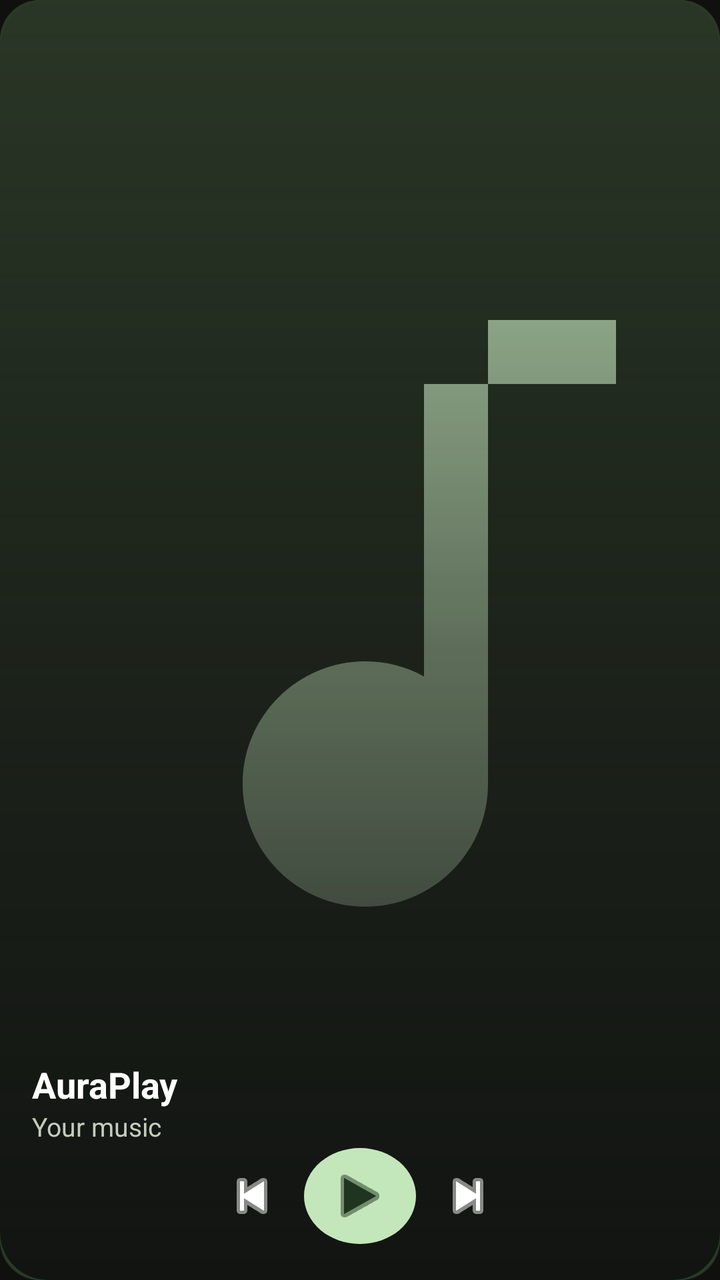
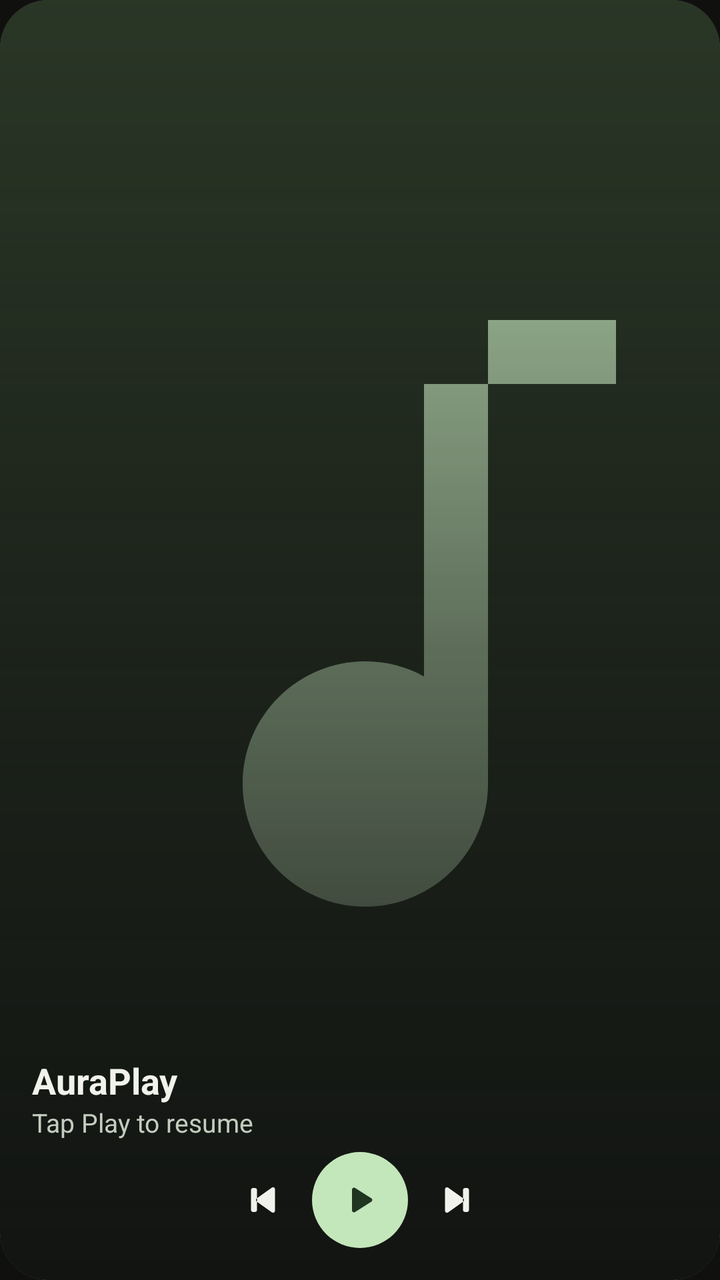

The first picture is an Android layout as it rendered before a commit; the second is the same layout after the commit. The layout source and the unified diff follow.
<!-- AndroidManifest.xml: application theme Theme.AuraPlay -->
<!-- res/layout/widget_auraplay_artwork.xml -->
<?xml version="1.0" encoding="utf-8"?>
<FrameLayout xmlns:android="http://schemas.android.com/apk/res/android" xmlns:tools="http://schemas.android.com/tools" tools:ignore="UseAppTint" android:id="@+id/widget_container" android:layout_width="match_parent" android:layout_height="match_parent" android:background="@drawable/widget_background" android:clipToOutline="true">
<ImageView android:id="@+id/widget_album_art" android:layout_width="match_parent" android:layout_height="match_parent" android:src="@drawable/ic_music_placeholder" android:scaleType="centerCrop" android:contentDescription="Album cover" />
<LinearLayout android:layout_width="match_parent" android:layout_height="match_parent" android:background="@drawable/widget_artwork_shade" android:orientation="vertical" android:gravity="bottom" android:padding="16dp"><TextView android:id="@+id/widget_title" android:layout_width="match_parent" android:layout_height="wrap_content" android:text="AuraPlay" android:textColor="#FFFFFF" android:textSize="18sp" android:textStyle="bold" android:maxLines="1" android:ellipsize="end" />
<TextView android:id="@+id/widget_artist" android:layout_width="match_parent" android:layout_height="wrap_content" android:text="Your music" android:textColor="#C4CCBE" android:textSize="13sp" android:maxLines="1" android:ellipsize="end" /><LinearLayout android:layout_width="match_parent" android:layout_height="52dp" android:orientation="horizontal" android:gravity="center">
<ImageButton android:id="@+id/widget_btn_prev" android:layout_width="52dp" android:layout_height="48dp" android:background="@android:color/transparent" android:src="@android:drawable/ic_media_previous" android:tint="#FFFFFF" android:contentDescription="Previous" />
<ImageButton android:id="@+id/widget_btn_play_pause" android:layout_width="56dp" android:layout_height="48dp" android:background="@drawable/widget_button_background" android:src="@android:drawable/ic_media_play" android:tint="#20351F" android:contentDescription="Play/Pause" />
<ImageButton android:id="@+id/widget_btn_next" android:layout_width="52dp" android:layout_height="48dp" android:background="@android:color/transparent" android:src="@android:drawable/ic_media_next" android:tint="#FFFFFF" android:contentDescription="Next" />
</LinearLayout></LinearLayout></FrameLayout>
<!-- resources referenced by this layout -->
<resources>
  <!-- drawable ic_music_placeholder (drawable) -->
  <vector xmlns:android="http://schemas.android.com/apk/res/android"
      android:width="120dp" android:height="120dp" android:viewportWidth="120" android:viewportHeight="120">
      <path android:fillColor="#2B3827" android:pathData="M0,0h120v120h-120z" />
      <path android:fillColor="#C4E6BB" android:pathData="M72,30v43.5c0,6.35 -5.15,11.5 -11.5,11.5S49,79.85 49,73.5S54.15,62 60.5,62c2,0 3.9,0.51 5.5,1.42V36h18v-6z" />
  </vector>
  <!-- drawable widget_artwork_shade (drawable) -->
  <?xml version="1.0" encoding="utf-8"?>
  <shape xmlns:android="http://schemas.android.com/apk/res/android"><corners android:radius="24dp"/><gradient android:angle="90" android:startColor="#F5101210" android:centerColor="#90101210" android:endColor="#10101210"/></shape>
  <!-- drawable widget_background (drawable) -->
  <?xml version="1.0" encoding="utf-8"?>
  <shape xmlns:android="http://schemas.android.com/apk/res/android"
      android:shape="rectangle">
      <solid android:color="#F01B1E19" />
      <stroke android:width="1dp" android:color="#33FFFFFF" />
      <corners android:radius="20dp" />
  </shape>
  <!-- drawable widget_button_background (drawable) -->
  <?xml version="1.0" encoding="utf-8"?>
  <shape xmlns:android="http://schemas.android.com/apk/res/android"
      android:shape="oval">
      <solid android:color="#C4E6BB" />
  </shape>
  <color name="primary_color">#C4E6BB</color>
  <color name="primary_dark_color">#20351F</color>
  <color name="secondary_color">#A9CDA4</color>
  <color name="background_color">#10110F</color>
  <!-- unchanged entries left out for length: 1 -->
</resources>

<!-- the commit's change to res/layout/widget_auraplay_artwork.xml (unified diff, before → after) -->
@@ -1,9 +1,89 @@
 <?xml version="1.0" encoding="utf-8"?>
-<FrameLayout xmlns:android="http://schemas.android.com/apk/res/android" xmlns:tools="http://schemas.android.com/tools" tools:ignore="UseAppTint" android:id="@+id/widget_container" android:layout_width="match_parent" android:layout_height="match_parent" android:background="@drawable/widget_background" android:clipToOutline="true">
-<ImageView android:id="@+id/widget_album_art" android:layout_width="match_parent" android:layout_height="match_parent" android:src="@drawable/ic_music_placeholder" android:scaleType="centerCrop" android:contentDescription="Album cover" />
-<LinearLayout android:layout_width="match_parent" android:layout_height="match_parent" android:background="@drawable/widget_artwork_shade" android:orientation="vertical" android:gravity="bottom" android:padding="16dp"><TextView android:id="@+id/widget_title" android:layout_width="match_parent" android:layout_height="wrap_content" android:text="AuraPlay" android:textColor="#FFFFFF" android:textSize="18sp" android:textStyle="bold" android:maxLines="1" android:ellipsize="end" />
-<TextView android:id="@+id/widget_artist" android:layout_width="match_parent" android:layout_height="wrap_content" android:text="Your music" android:textColor="#C4CCBE" android:textSize="13sp" android:maxLines="1" android:ellipsize="end" /><LinearLayout android:layout_width="match_parent" android:layout_height="52dp" android:orientation="horizontal" android:gravity="center">
-<ImageButton android:id="@+id/widget_btn_prev" android:layout_width="52dp" android:layout_height="48dp" android:background="@android:color/transparent" android:src="@android:drawable/ic_media_previous" android:tint="#FFFFFF" android:contentDescription="Previous" />
-<ImageButton android:id="@+id/widget_btn_play_pause" android:layout_width="56dp" android:layout_height="48dp" android:background="@drawable/widget_button_background" android:src="@android:drawable/ic_media_play" android:tint="#20351F" android:contentDescription="Play/Pause" />
-<ImageButton android:id="@+id/widget_btn_next" android:layout_width="52dp" android:layout_height="48dp" android:background="@android:color/transparent" android:src="@android:drawable/ic_media_next" android:tint="#FFFFFF" android:contentDescription="Next" />
-</LinearLayout></LinearLayout></FrameLayout>
+<FrameLayout xmlns:android="http://schemas.android.com/apk/res/android"
+    android:id="@+id/widget_container"
+    android:layout_width="match_parent"
+    android:layout_height="match_parent"
+    android:background="@drawable/widget_background"
+    android:clipToOutline="true">
+
+    <ImageView
+        android:id="@+id/widget_album_art"
+        android:layout_width="match_parent"
+        android:layout_height="match_parent"
+        android:importantForAccessibility="no"
+        android:scaleType="centerCrop"
+        android:src="@drawable/ic_music_placeholder" />
+
+    <LinearLayout
+        android:layout_width="match_parent"
+        android:layout_height="match_parent"
+        android:background="@drawable/widget_artwork_shade"
+        android:gravity="bottom"
+        android:orientation="vertical"
+        android:padding="16dp">
+
+        <TextView
+            android:id="@+id/widget_title"
+            android:layout_width="match_parent"
+            android:layout_height="wrap_content"
+            android:ellipsize="end"
+            android:maxLines="1"
+            android:text="@string/app_name"
+            android:textColor="#F0F2EB"
+            android:textSize="18sp"
+            android:textStyle="bold" />
+
+        <TextView
+            android:id="@+id/widget_artist"
+            android:layout_width="match_parent"
+            android:layout_height="wrap_content"
+            android:layout_marginBottom="6dp"
+            android:ellipsize="end"
+            android:maxLines="1"
+            android:text="@string/widget_resume_hint"
+            android:textColor="#C4CCBE"
+            android:textSize="13sp" />
+
+        <include layout="@layout/widget_playback_controls" />
+
+    </LinearLayout>
+</FrameLayout>
+<!-- res/layout/widget_playback_controls.xml (included above) -->
+<?xml version="1.0" encoding="utf-8"?>
+<LinearLayout xmlns:android="http://schemas.android.com/apk/res/android"
+    xmlns:tools="http://schemas.android.com/tools"
+    android:layout_width="wrap_content"
+    android:layout_height="48dp"
+    android:layout_gravity="center_horizontal"
+    android:gravity="center"
+    android:orientation="horizontal"
+    tools:ignore="UseAppTint">
+
+    <ImageButton
+        android:id="@+id/widget_btn_prev"
+        android:layout_width="48dp"
+        android:layout_height="48dp"
+        android:background="?android:attr/selectableItemBackgroundBorderless"
+        android:contentDescription="@string/widget_previous_track"
+        android:src="@drawable/ic_widget_previous"
+        android:tint="#F0F2EB" />
+
+    <ImageButton
+        android:id="@+id/widget_btn_play_pause"
+        android:layout_width="48dp"
+        android:layout_height="48dp"
+        android:background="@drawable/widget_button_background"
+        android:contentDescription="@string/play"
+        android:src="@drawable/ic_widget_play"
+        android:tint="#20351F" />
+
+    <ImageButton
+        android:id="@+id/widget_btn_next"
+        android:layout_width="48dp"
+        android:layout_height="48dp"
+        android:background="?android:attr/selectableItemBackgroundBorderless"
+        android:contentDescription="@string/widget_next_track"
+        android:src="@drawable/ic_widget_next"
+        android:tint="#F0F2EB" />
+
+</LinearLayout>
<!-- resource entries referenced after the edit -->
@@ -6,6 +6,33 @@
       <path android:fillColor="#2B3827" android:pathData="M0,0h120v120h-120z" />
       <path android:fillColor="#C4E6BB" android:pathData="M72,30v43.5c0,6.35 -5.15,11.5 -11.5,11.5S49,79.85 49,73.5S54.15,62 60.5,62c2,0 3.9,0.51 5.5,1.42V36h18v-6z" />
   </vector>
+  <!-- drawable ic_widget_next (drawable) -->
+  <vector xmlns:android="http://schemas.android.com/apk/res/android"
+      android:width="24dp"
+      android:height="24dp"
+      android:viewportWidth="24"
+      android:viewportHeight="24">
+      <path android:fillColor="#FFFFFF"
+          android:pathData="M6.5,6.62v10.76c0,0.82 0.92,1.29 1.58,0.81l7.52,-5.38c0.56,-0.4 0.56,-1.22 0,-1.62L8.08,5.82c-0.66,-0.48 -1.58,0 -1.58,0.8zM16.5,6h1c0.55,0 1,0.45 1,1v10c0,0.55 -0.45,1 -1,1h-1c-0.55,0 -1,-0.45 -1,-1V7c0,-0.55 0.45,-1 1,-1z" />
+  </vector>
+  <!-- drawable ic_widget_play (drawable) -->
+  <vector xmlns:android="http://schemas.android.com/apk/res/android"
+      android:width="24dp"
+      android:height="24dp"
+      android:viewportWidth="24"
+      android:viewportHeight="24">
+      <path android:fillColor="#FFFFFF"
+          android:pathData="M8,6.82v10.36c0,0.79 0.87,1.27 1.54,0.84l8.14,-5.18c0.62,-0.39 0.62,-1.29 0,-1.69L9.54,5.98C8.87,5.55 8,6.03 8,6.82z" />
+  </vector>
+  <!-- drawable ic_widget_previous (drawable) -->
+  <vector xmlns:android="http://schemas.android.com/apk/res/android"
+      android:width="24dp"
+      android:height="24dp"
+      android:viewportWidth="24"
+      android:viewportHeight="24">
+      <path android:fillColor="#FFFFFF"
+          android:pathData="M17.5,17.38V6.62c0,-0.82 -0.92,-1.29 -1.58,-0.81L8.4,11.19c-0.56,0.4 -0.56,1.22 0,1.62l7.52,5.37c0.66,0.48 1.58,0 1.58,-0.8zM6.5,6h1c0.55,0 1,0.45 1,1v10c0,0.55 -0.45,1 -1,1h-1c-0.55,0 -1,-0.45 -1,-1V7c0,-0.55 0.45,-1 1,-1z" />
+  </vector>
   <!-- drawable widget_artwork_shade (drawable) -->
   <?xml version="1.0" encoding="utf-8"?>
   <shape xmlns:android="http://schemas.android.com/apk/res/android"><corners android:radius="24dp"/><gradient android:angle="90" android:startColor="#F5101210" android:centerColor="#90101210" android:endColor="#10101210"/></shape>
@@ -13,16 +40,24 @@
   <?xml version="1.0" encoding="utf-8"?>
   <shape xmlns:android="http://schemas.android.com/apk/res/android"
       android:shape="rectangle">
-      <solid android:color="#F01B1E19" />
-      <stroke android:width="1dp" android:color="#33FFFFFF" />
-      <corners android:radius="20dp" />
+      <gradient android:angle="270" android:startColor="#F020251E" android:endColor="#F0171B15" />
+      <stroke android:width="1dp" android:color="#4DC4E6BB" />
+      <corners android:radius="24dp" />
   </shape>
   <!-- drawable widget_button_background (drawable) -->
   <?xml version="1.0" encoding="utf-8"?>
-  <shape xmlns:android="http://schemas.android.com/apk/res/android"
-      android:shape="oval">
-      <solid android:color="#C4E6BB" />
-  </shape>
+  <ripple xmlns:android="http://schemas.android.com/apk/res/android" android:color="#3320351F">
+      <item>
+          <shape android:shape="oval">
+              <solid android:color="#C4E6BB" />
+          </shape>
+      </item>
+  </ripple>
+  <string name="app_name">AuraPlay</string>
+  <string name="play">Play</string>
+  <string name="widget_next_track">Next track</string>
+  <string name="widget_previous_track">Previous track</string>
+  <string name="widget_resume_hint">Tap Play to resume</string>
   <color name="primary_color">#C4E6BB</color>
   <color name="primary_dark_color">#20351F</color>
   <color name="secondary_color">#A9CDA4</color>
